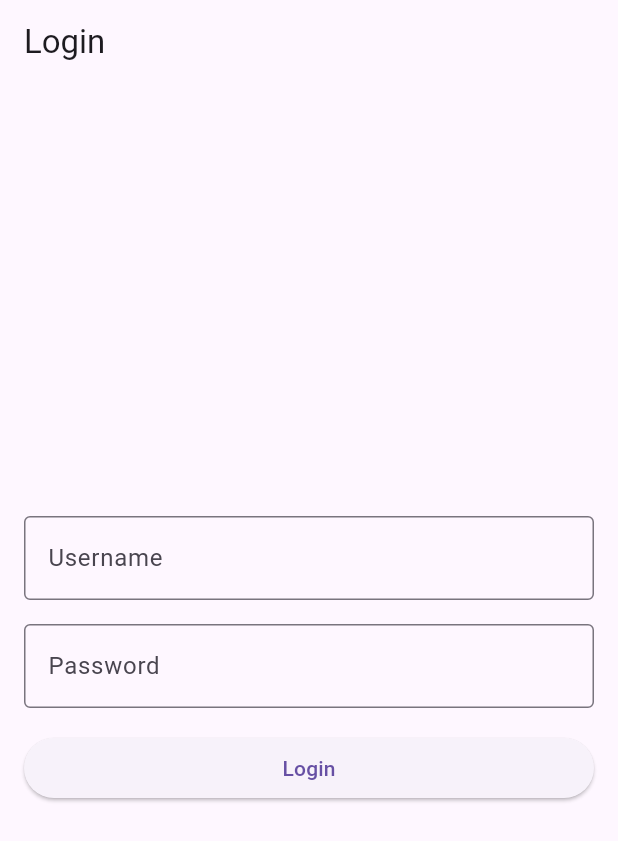
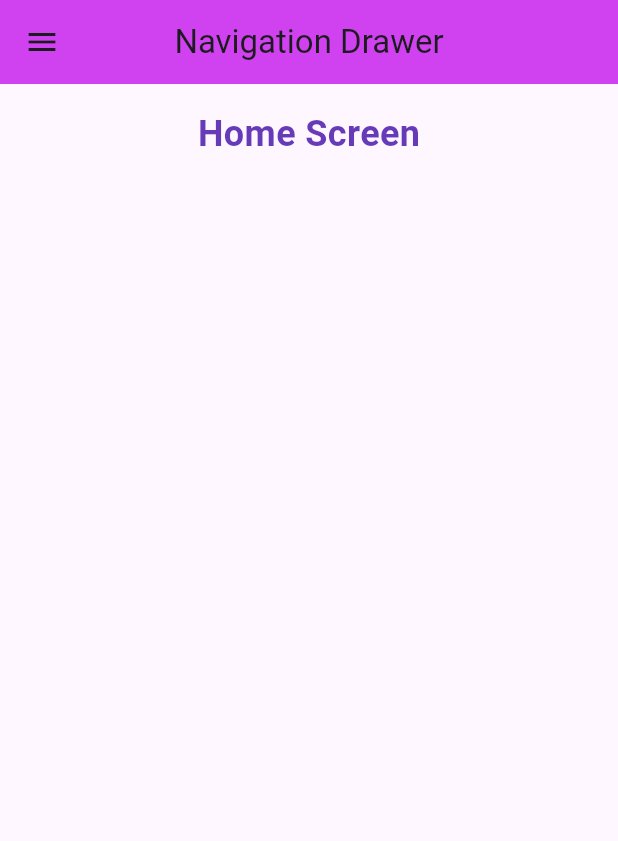
Before and after one commit to turzo1061/tracker_sheet_problems-solved, a Flutter app: the screen it shows after launch, on a phone screen of 412 x 824 dp. Shown: the top 841 px of the screen. Run offline on Flutter 3.47's test engine with Material 3 defaults, Android fonts, the light colour scheme and no system bars.

Commit message:
Problem8

```diff
--- a/tracker_sheet_problems-ec3a87df2a65eda53dead0899a1bc8a41b5bae18/lib/main.dart
+++ b/tracker_sheet_problems-ec3a87df2a65eda53dead0899a1bc8a41b5bae18/lib/main.dart
@@ -7,93 +7,202 @@ void main() {
 class MyApp extends StatelessWidget {
   @override
   Widget build(BuildContext context) {
-    return MaterialApp(home: LoginScreen());
+    return MaterialApp(
+      theme: ThemeData(
+        primarySwatch: Colors.purple,
+        visualDensity: VisualDensity.adaptivePlatformDensity,
+      ),
+      home: HomeScreen(),
+    );
   }
 }
 
-class LoginScreen extends StatefulWidget {
-  @override
-  _LoginScreenState createState() => _LoginScreenState();
-}
-
-class _LoginScreenState extends State<LoginScreen> {
-  final _formKey = GlobalKey<FormState>();
-
-  final TextEditingController _usernameController = TextEditingController();
-  final TextEditingController _passwordController = TextEditingController();
-
-  String? _errorMessage;
-
-  void _validateForm() {
-    if (_formKey.currentState?.validate() ?? false) {
-      setState(() {
-        _errorMessage = null;
-      });
-
-      print("Form is valid!");
-    } else {
-      setState(() {
-        _errorMessage = "Please fill out all fields correctly.";
-      });
-    }
-  }
-
+class HomeScreen extends StatelessWidget {
   @override
   Widget build(BuildContext context) {
     return Scaffold(
-      appBar: AppBar(title: Text("Login")),
-      body: Padding(
-        padding: const EdgeInsets.all(16.0),
-        child: Form(
-          key: _formKey,
-          child: Column(
-            mainAxisAlignment: MainAxisAlignment.center,
-            crossAxisAlignment: CrossAxisAlignment.stretch,
-            children: [
-              // Username Field
-              TextFormField(
-                controller: _usernameController,
-                decoration: InputDecoration(
-                  labelText: 'Username',
-                  border: OutlineInputBorder(),
+      appBar: AppBar(
+        title: Text("Navigation Drawer"),
+        centerTitle: true,
+        elevation: 10,
+        backgroundColor: Colors.purpleAccent,
+      ),
+      drawer: Drawer(
+        child: Container(
+          color: Colors.deepPurple[50],
+          child: ListView(
+            padding: EdgeInsets.zero,
+            children: <Widget>[
+              DrawerHeader(
+                decoration: BoxDecoration(color: Colors.deepPurple),
+                child: Column(
+                  crossAxisAlignment: CrossAxisAlignment.start,
+                  children: [
+                    CircleAvatar(
+                      radius: 40,
+                      backgroundImage: AssetImage(
+                        'assets/profile.jpg',
+                      ), // Replace with your image
+                    ),
+                    SizedBox(height: 10),
+                    Text(
+                      'Welcome Back!',
+                      style: TextStyle(
+                        color: Colors.white,
+                        fontSize: 22,
+                        fontWeight: FontWeight.bold,
+                      ),
+                    ),
+                    Text(
+                      'User',
+                      style: TextStyle(color: Colors.white70, fontSize: 16),
+                    ),
+                  ],
                 ),
-                validator: (value) {
-                  if (value == null || value.isEmpty) {
-                    return 'Please enter your username';
-                  }
-                  return null;
-                },
               ),
-              SizedBox(height: 16),
-
-              TextFormField(
-                controller: _passwordController,
-                obscureText: true,
-                decoration: InputDecoration(
-                  labelText: 'Password',
-                  border: OutlineInputBorder(),
-                ),
-                validator: (value) {
-                  if (value == null || value.isEmpty) {
-                    return 'Please enter your password';
-                  }
-                  return null;
-                },
+              _drawerItem(context, 'Home', HomeScreen()),
+              _drawerItem(context, 'Screen 1', Screen1()),
+              _drawerItem(context, 'Screen 2', Screen2()),
+              _drawerItem(context, 'Screen 3', Screen3()),
+            ],
+          ),
+        ),
+      ),
+      body: SingleChildScrollView(
+        child: Center(
+          child: Padding(
+            padding: const EdgeInsets.all(16.0),
+            child: Text(
+              'Home Screen',
+              style: TextStyle(
+                fontSize: 24,
+                fontWeight: FontWeight.bold,
+                color: Colors.deepPurple,
               ),
-              SizedBox(height: 16),
-
-              if (_errorMessage != null)
-                Text(
-                  _errorMessage!,
-                  style: TextStyle(color: Colors.red),
-                  textAlign: TextAlign.center,
-                ),
-
-              ElevatedButton(onPressed: _validateForm, child: Text('Login')),
-            ],
+            ),
           ),
         ),
       ),
     );
   }
+
+  ListTile _drawerItem(BuildContext context, String title, Widget screen) {
+    return ListTile(
+      title: Text(
+        title,
+        style: TextStyle(color: Colors.deepPurple, fontSize: 18),
+      ),
+      onTap: () {
+        Navigator.pop(context);
+        Navigator.pushReplacement(
+          context,
+          MaterialPageRoute(builder: (context) => screen),
+        );
+      },
+    );
+  }
 }
+
+class Screen1 extends StatelessWidget {
+  @override
+  Widget build(BuildContext context) {
+    return _buildScreen(context, 'Screen 1');
+  }
+}
+
+class Screen2 extends StatelessWidget {
+  @override
+  Widget build(BuildContext context) {
+    return _buildScreen(context, 'Screen 2');
+  }
+}
+
+class Screen3 extends StatelessWidget {
+  @override
+  Widget build(BuildContext context) {
+    return _buildScreen(context, 'Screen 3');
+  }
+}
+
+Widget _buildScreen(BuildContext context, String screenTitle) {
+  return Scaffold(
+    appBar: AppBar(
+      title: Text(screenTitle),
+      centerTitle: true,
+      backgroundColor: Colors.purpleAccent,
+      elevation: 10,
+    ),
+    drawer: Drawer(
+      child: Container(
+        color: Colors.deepPurple[50],
+        child: ListView(
+          padding: EdgeInsets.zero,
+          children: <Widget>[
+            DrawerHeader(
+              decoration: BoxDecoration(color: Colors.deepPurple),
+              child: Column(
+                crossAxisAlignment: CrossAxisAlignment.start,
+                children: [
+                  CircleAvatar(
+                    radius: 40,
+                    backgroundImage: AssetImage(
+                      'assets/profile.jpg',
+                    ), // Replace with your image
+                  ),
+                  SizedBox(height: 10),
+                  Text(
+                    'Welcome Back!',
+                    style: TextStyle(
+                      color: Colors.white,
+                      fontSize: 22,
+                      fontWeight: FontWeight.bold,
+                    ),
+                  ),
+                  Text(
+                    'User',
+                    style: TextStyle(color: Colors.white70, fontSize: 16),
+                  ),
+                ],
+              ),
+            ),
+            _drawerItem(context, 'Home', HomeScreen()),
+            _drawerItem(context, 'Screen 1', Screen1()),
+            _drawerItem(context, 'Screen 2', Screen2()),
+            _drawerItem(context, 'Screen 3', Screen3()),
+          ],
+        ),
+      ),
+    ),
+    body: SingleChildScrollView(
+      child: Center(
+        child: Padding(
+          padding: const EdgeInsets.all(16.0),
+          child: Text(
+            '$screenTitle Content',
+            style: TextStyle(
+              fontSize: 24,
+              fontWeight: FontWeight.bold,
+              color: Colors.deepPurple,
+            ),
+          ),
+        ),
+      ),
+    ),
+  );
+}
+
+ListTile _drawerItem(BuildContext context, String title, Widget screen) {
+  return ListTile(
+    title: Text(
+      title,
+      style: TextStyle(color: Colors.deepPurple, fontSize: 18),
+    ),
+    onTap: () {
+      Navigator.pop(context);
+      Navigator.pushReplacement(
+        context,
+        MaterialPageRoute(builder: (context) => screen),
+      );
+    },
+  );
+}
```
